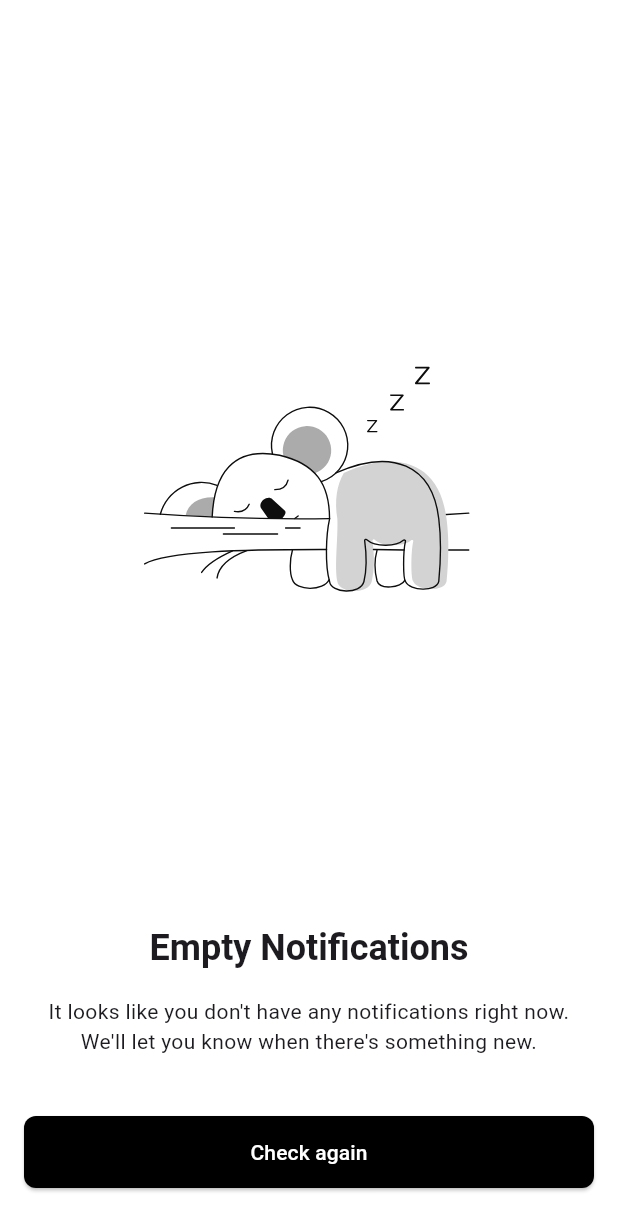
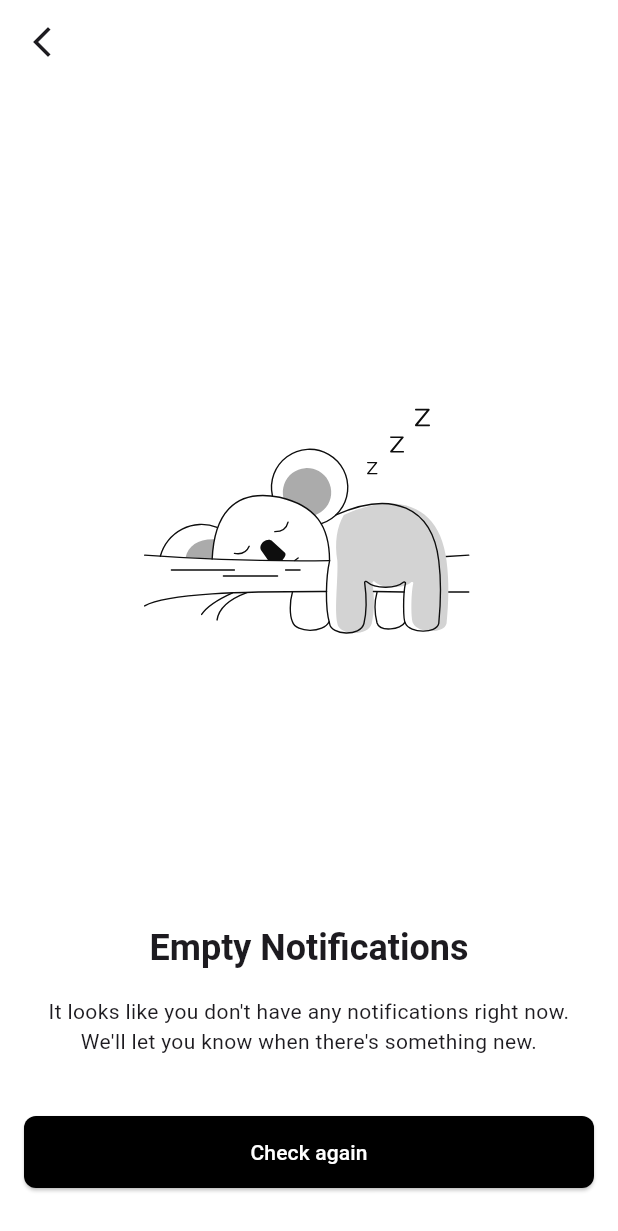
Before and after one commit to MudassarAli10/builtin_templates, a Flutter app: the EmptyNotificationsScreen screen opened directly, on a phone screen of 412 x 824 dp. Shown: the top 1231 px of the screen. Run offline on Flutter 3.47's test engine with Material 3 defaults, Android fonts, the phone set to English and light mode, and no system bars; our stand-ins replace flutter_svg; network calls fail.

Commit message:
update notification_screen.dart

```diff
--- a/lib/notification_screen.dart
+++ b/lib/notification_screen.dart
@@ -7,6 +7,12 @@ class EmptyNotificationsScreen extends StatelessWidget {
   @override
   Widget build(BuildContext context) {
     return Scaffold(
+      appBar: AppBar(
+        backgroundColor: Colors.transparent,
+elevation: 0,
+        leading:
+        IconButton(onPressed: (){Navigator.pop(context);}, icon:const Icon(Icons.arrow_back_ios_new_outlined)),
+      ),
       backgroundColor: Colors.white,
       body: SafeArea(
         child: Padding(
```
